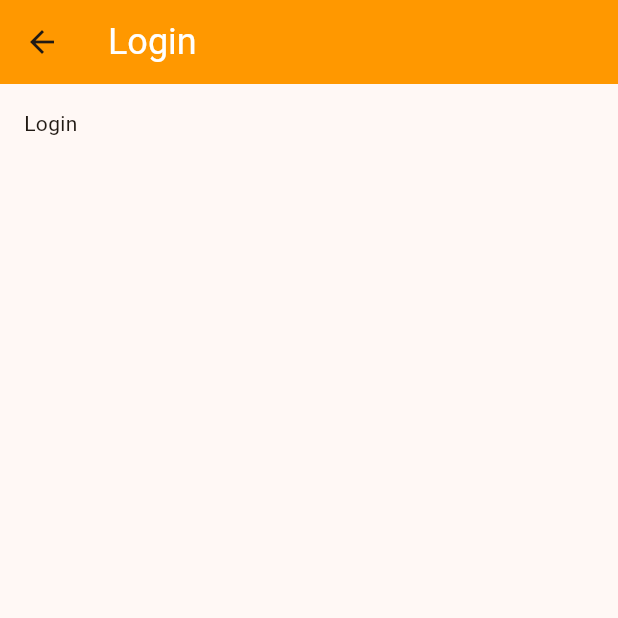
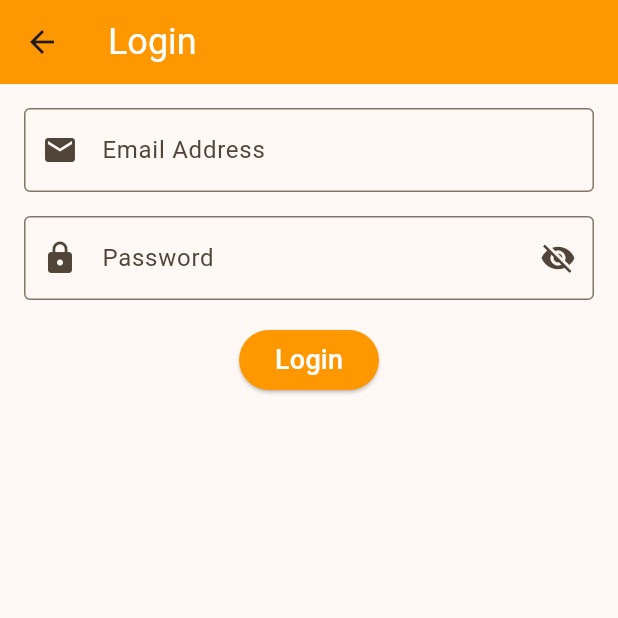
Before and after one commit to Akalexsis/flutter-auth, a Flutter app: the screen it shows after launch, after a tap on "Login", on a phone screen of 412 x 824 dp, the top half of it. Run offline on Flutter 3.47's test engine with Material 3 defaults, Android fonts, the phone set to English and light mode, and no system bars; our stand-ins replace cloud_firestore, firebase_auth, firebase_core; accounts and stored records are empty.

Commit message:
update - login page initialized

```diff
--- a/lib/screens/Login.dart
+++ b/lib/screens/Login.dart
@@ -2,6 +2,8 @@ import 'package:flutter/material.dart';
 import 'package:firebase_core/firebase_core.dart';
 import 'package:cloud_firestore/cloud_firestore.dart';
 import '../firebase_options.dart';
+import '../service/Auth.dart';
+import './Profile.dart';
 
 class LoginPage extends StatefulWidget {
   const LoginPage({super.key});
@@ -12,6 +14,48 @@ class LoginPage extends StatefulWidget {
 }
 
 class _LoginPageState extends State<LoginPage> {
+  // initialize authentication service
+  final AuthService _authService = AuthService();
+  final _key = GlobalKey<FormState>();
+
+  final TextEditingController _emailController = TextEditingController();
+  final TextEditingController _passwordController = TextEditingController();
+
+  // change visibility for password fields
+  bool isPasswordHidden = true;
+
+  // toggle visibility for password fields
+  void _setPasswordVisibility() {
+      setState(() { isPasswordHidden = !isPasswordHidden; } );
+  }
+
+  void _loginUser( String email, String password) async {
+    await _authService.signIn(email, password );
+
+    // navigate to Profile Page
+    Navigator.pushReplacement(
+      context,
+      MaterialPageRoute(
+          builder: (context) => ProfilePage(email: email),
+      ),
+    );
+
+    _clearForm();
+  }
+
+  void _clearForm() {
+    setState(() {
+      _emailController.text = '';
+      _passwordController.text = '';
+    });
+  }
+
+  @override
+  void dispose() {
+    _emailController.dispose();
+    _passwordController.dispose();
+    super.dispose();
+  }
 
 
   @override
@@ -23,7 +67,64 @@ class _LoginPageState extends State<LoginPage> {
       ),
       body: Padding(
         padding: const EdgeInsets.all(16.0),
-        child: Text('Login'),
+        child: Form(
+          key: _key,
+          child: Column(
+            children: [
+              // EMAIL FIELD
+              TextFormField(
+                controller: _emailController,
+                decoration: InputDecoration(
+                    labelText: 'Email Address',
+                    prefixIcon: Icon(Icons.email),
+                    border: OutlineInputBorder(),
+                ),
+                validator: (value) {
+                if (value == null || value.isEmpty) return 'Please enter your email';
+                if (!value.contains('@')) return 'Please enter a valid email';
+                else return null;
+                },
+              ),
+              const SizedBox(height: 16),
+
+              // PASSWORD FIELD
+              TextFormField(
+                controller: _passwordController,
+                obscureText: isPasswordHidden,
+                decoration: InputDecoration(
+                  labelText: 'Password',
+                  prefixIcon: Icon(Icons.lock),
+                  border: OutlineInputBorder(),
+                  // add visibility toggle to password field
+                  suffixIcon: IconButton(
+                    icon: Icon( isPasswordHidden ? Icons.visibility_off : Icons.visibility),
+                    onPressed: _setPasswordVisibility,
+                  ),
+                ),
+
+                  validator: (value) {
+                  if (value == null || value.isEmpty) return 'Please enter a password';
+                  if (value.length < 6) return 'Password must be at least 6 characters';
+                  else return null; // do nothing if input correct
+                  },
+                ),
+                const SizedBox(height: 16),
+
+
+              ElevatedButton(
+                onPressed: () {
+                  // validate input before submitting form
+                  if ( _key.currentState!.validate() ) {
+                    _loginUser( _emailController.text, _passwordController.text );
+                  }
+                },
+
+                style: ElevatedButton.styleFrom( backgroundColor: Colors.orange, ),
+                child: Text('Login', style: TextStyle( fontSize: 18, color: Colors.white ), ),
+              ),
+            ]
+          ),
+        ),
       ),
     );
   }
--- a/lib/screens/Register.dart
+++ b/lib/screens/Register.dart
@@ -36,14 +36,14 @@ class _RegisterPageState extends State<RegisterPage> {
         setState(() { isConfirmPasswordHidden = !isConfirmPasswordHidden; } );
     }
 
-  void _registerUser(String name, String email, String password) async {
+  void _registerUser(String email, String password) async {
     await _authService.register( email, password );
 
     // navigate to Profile Page
     Navigator.pushReplacement(
       context,
       MaterialPageRoute(
-          builder: (context) => ProfilePage(name: name, email: email),
+          builder: (context) => ProfilePage( email: email ),
       ),
     );
 
@@ -162,7 +162,7 @@ class _RegisterPageState extends State<RegisterPage> {
                 onPressed: () {
                   // validate input before submitting form
                   if ( _key.currentState!.validate() ) {
-                    _registerUser( _nameController.text, _emailController.text, _passwordController.text );
+                    _registerUser( _emailController.text, _passwordController.text );
                   }
                 },
 
```
Also changed, not shown: lib/screens/Profile.dart (+3 -9 lines).
